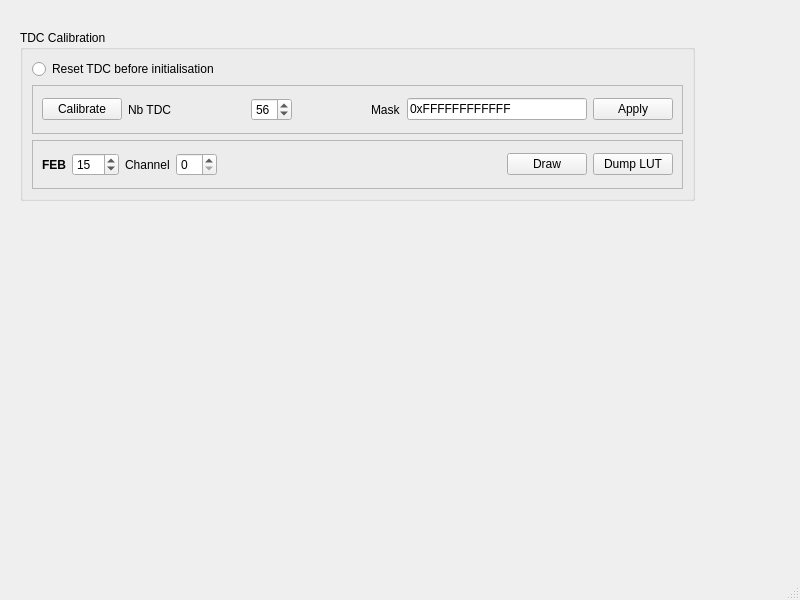
This is pycontrol/qt/febwindow.ui in mirabitl/lydaq as Qt 5 draws it before an edit. The edited form follows.
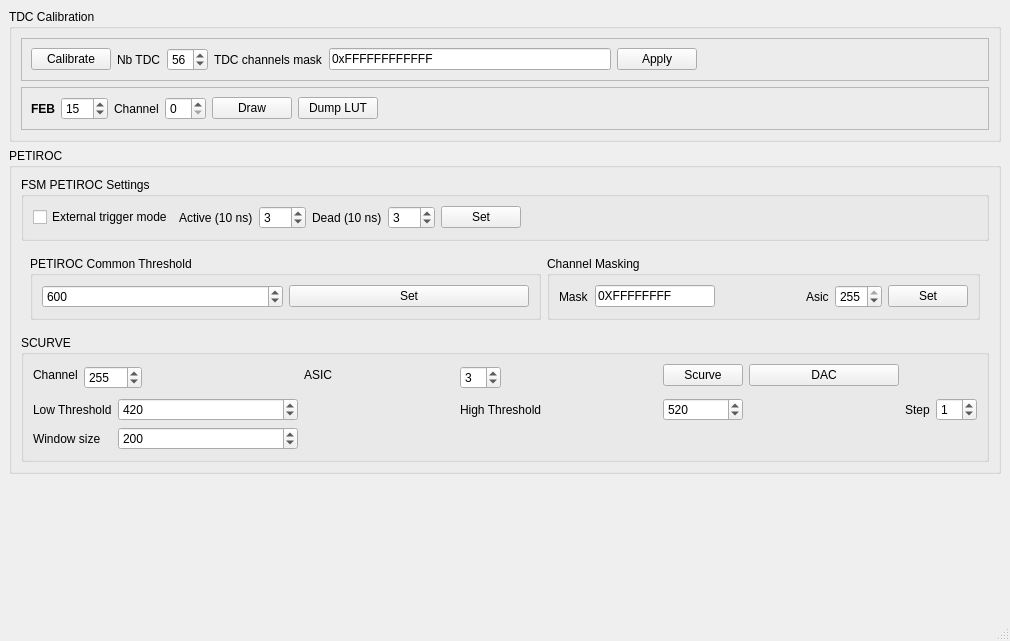
This is the edited form.

Diff of the .ui file:
```diff
--- a/pycontrol/qt/febwindow.ui
+++ b/pycontrol/qt/febwindow.ui
@@ -6,48 +6,34 @@
    <rect>
     <x>0</x>
     <y>0</y>
-    <width>800</width>
-    <height>600</height>
+    <width>704</width>
+    <height>641</height>
    </rect>
   </property>
+  <property name="sizePolicy">
+   <sizepolicy hsizetype="MinimumExpanding" vsizetype="Preferred">
+    <horstretch>0</horstretch>
+    <verstretch>0</verstretch>
+   </sizepolicy>
+  </property>
   <property name="windowTitle">
    <string>MainWindow</string>
   </property>
   <widget class="QWidget" name="centralwidget">
+   <layout class="QVBoxLayout" name="verticalLayout_2">
+    <item>
    <widget class="QGroupBox" name="groupBox_23">
-    <property name="geometry">
-     <rect>
-      <x>20</x>
-      <y>30</y>
-      <width>675</width>
-      <height>171</height>
-     </rect>
+      <property name="sizePolicy">
+       <sizepolicy hsizetype="MinimumExpanding" vsizetype="Preferred">
+        <horstretch>0</horstretch>
+        <verstretch>0</verstretch>
+       </sizepolicy>
     </property>
     <property name="title">
      <string>TDC Calibration</string>
     </property>
-    <layout class="QGridLayout" name="gridLayout">
-     <item row="0" column="0">
-      <widget class="QRadioButton" name="rbRESETTTDC">
-       <property name="text">
-        <string>Reset TDC before initialisation</string>
-       </property>
-      </widget>
-     </item>
-     <item row="0" column="1">
-      <spacer name="horizontalSpacer_4">
-       <property name="orientation">
-        <enum>Qt::Horizontal</enum>
-       </property>
-       <property name="sizeHint" stdset="0">
-        <size>
-         <width>409</width>
-         <height>20</height>
-        </size>
-       </property>
-      </spacer>
-     </item>
-     <item row="1" column="0" colspan="2">
+      <layout class="QVBoxLayout" name="verticalLayout_3">
+       <item>
       <widget class="QFrame" name="frame">
        <property name="frameShape">
         <enum>QFrame::StyledPanel</enum>
@@ -70,19 +56,6 @@
           </property>
          </widget>
         </item>
-        <item>
-         <spacer name="horizontalSpacer">
-          <property name="orientation">
-           <enum>Qt::Horizontal</enum>
-          </property>
-          <property name="sizeHint" stdset="0">
-           <size>
-            <width>54</width>
-            <height>20</height>
-           </size>
-          </property>
-         </spacer>
-        </item>
         <item>
          <widget class="QSpinBox" name="SBNtdc">
           <property name="value">
@@ -90,23 +63,10 @@
           </property>
          </widget>
         </item>
-        <item>
-         <spacer name="horizontalSpacer_2">
-          <property name="orientation">
-           <enum>Qt::Horizontal</enum>
-          </property>
-          <property name="sizeHint" stdset="0">
-           <size>
-            <width>59</width>
-            <height>20</height>
-           </size>
-          </property>
-         </spacer>
-        </item>
         <item>
          <widget class="QLabel" name="label_23">
           <property name="text">
-           <string>Mask</string>
+             <string>TDC channels mask</string>
           </property>
          </widget>
         </item>
@@ -130,10 +90,23 @@
           </property>
          </widget>
         </item>
+          <item>
+           <spacer name="horizontalSpacer">
+            <property name="orientation">
+             <enum>Qt::Horizontal</enum>
+            </property>
+            <property name="sizeHint" stdset="0">
+             <size>
+              <width>48</width>
+              <height>20</height>
+             </size>
+            </property>
+           </spacer>
+          </item>
        </layout>
       </widget>
      </item>
-     <item row="2" column="0" colspan="2">
+       <item>
       <widget class="QFrame" name="frame_2">
        <property name="frameShape">
         <enum>QFrame::StyledPanel</enum>
@@ -193,19 +166,6 @@
         <item>
          <widget class="QSpinBox" name="SBLutchannel"/>
         </item>
-        <item>
-         <spacer name="horizontalSpacer_3">
-          <property name="orientation">
-           <enum>Qt::Horizontal</enum>
-          </property>
-          <property name="sizeHint" stdset="0">
-           <size>
-            <width>239</width>
-            <height>20</height>
-           </size>
-          </property>
-         </spacer>
-        </item>
         <item>
          <widget class="QPushButton" name="PBLutdraw">
           <property name="text">
@@ -220,11 +180,432 @@
           </property>
          </widget>
         </item>
+          <item>
+           <spacer name="horizontalSpacer_3">
+            <property name="orientation">
+             <enum>Qt::Horizontal</enum>
+            </property>
+            <property name="sizeHint" stdset="0">
+             <size>
+              <width>239</width>
+              <height>20</height>
+             </size>
+            </property>
+           </spacer>
+          </item>
        </layout>
       </widget>
      </item>
     </layout>
    </widget>
+    </item>
+    <item>
+     <widget class="QGroupBox" name="groupBox_22">
+      <property name="sizePolicy">
+       <sizepolicy hsizetype="MinimumExpanding" vsizetype="Preferred">
+        <horstretch>0</horstretch>
+        <verstretch>0</verstretch>
+       </sizepolicy>
+      </property>
+      <property name="title">
+       <string>PETIROC</string>
+      </property>
+      <layout class="QVBoxLayout" name="verticalLayout">
+       <item>
+        <widget class="QGroupBox" name="groupBox_12">
+         <property name="title">
+          <string>FSM PETIROC Settings</string>
+         </property>
+         <layout class="QHBoxLayout" name="horizontalLayout_8">
+          <item>
+           <widget class="QCheckBox" name="CBTrigExt">
+            <property name="text">
+             <string>External trigger mode</string>
+            </property>
+           </widget>
+          </item>
+          <item>
+           <widget class="QLabel" name="label_14">
+            <property name="text">
+             <string>Active (10 ns)</string>
+            </property>
+           </widget>
+          </item>
+          <item>
+           <widget class="QSpinBox" name="SBActive">
+            <property name="maximum">
+             <number>255</number>
+            </property>
+            <property name="value">
+             <number>3</number>
+            </property>
+           </widget>
+          </item>
+          <item>
+           <widget class="QLabel" name="label_15">
+            <property name="text">
+             <string>Dead (10 ns)</string>
+            </property>
+           </widget>
+          </item>
+          <item>
+           <widget class="QSpinBox" name="SBDead">
+            <property name="maximum">
+             <number>255</number>
+            </property>
+            <property name="value">
+             <number>3</number>
+            </property>
+           </widget>
+          </item>
+          <item>
+           <widget class="QPushButton" name="PBSetTdc">
+            <property name="text">
+             <string>Set</string>
+            </property>
+           </widget>
+          </item>
+          <item>
+           <spacer name="horizontalSpacer_10">
+            <property name="orientation">
+             <enum>Qt::Horizontal</enum>
+            </property>
+            <property name="sizeHint" stdset="0">
+             <size>
+              <width>456</width>
+              <height>20</height>
+             </size>
+            </property>
+           </spacer>
+          </item>
+         </layout>
+        </widget>
+       </item>
+       <item>
+        <widget class="QFrame" name="frame_3">
+         <property name="maximumSize">
+          <size>
+           <width>16777215</width>
+           <height>16777215</height>
+          </size>
+         </property>
+         <property name="frameShape">
+          <enum>QFrame::NoFrame</enum>
+         </property>
+         <property name="frameShadow">
+          <enum>QFrame::Raised</enum>
+         </property>
+         <layout class="QHBoxLayout" name="horizontalLayout_3">
+          <item>
+           <widget class="QGroupBox" name="groupBox_15">
+            <property name="title">
+             <string>PETIROC Common Threshold</string>
+            </property>
+            <layout class="QHBoxLayout" name="horizontalLayout_11">
+             <item>
+              <widget class="QSpinBox" name="SBThreshold">
+               <property name="minimum">
+                <number>1</number>
+               </property>
+               <property name="maximum">
+                <number>1023</number>
+               </property>
+               <property name="value">
+                <number>600</number>
+               </property>
+              </widget>
+             </item>
+             <item>
+              <widget class="QPushButton" name="PBThreshold">
+               <property name="text">
+                <string>Set</string>
+               </property>
+              </widget>
+             </item>
+            </layout>
+           </widget>
+          </item>
+          <item>
+           <widget class="QGroupBox" name="groupBox_21">
+            <property name="maximumSize">
+             <size>
+              <width>433</width>
+              <height>64</height>
+             </size>
+            </property>
+            <property name="title">
+             <string>Channel Masking</string>
+            </property>
+            <layout class="QHBoxLayout" name="horizontalLayout_14">
+             <item>
+              <widget class="QLabel" name="label_18">
+               <property name="text">
+                <string>Mask</string>
+               </property>
+              </widget>
+             </item>
+             <item>
+              <widget class="QLineEdit" name="LEMask">
+               <property name="minimumSize">
+                <size>
+                 <width>120</width>
+                 <height>0</height>
+                </size>
+               </property>
+               <property name="text">
+                <string>0XFFFFFFFF</string>
+               </property>
+              </widget>
+             </item>
+             <item>
+              <spacer name="horizontalSpacer_7">
+               <property name="orientation">
+                <enum>Qt::Horizontal</enum>
+               </property>
+               <property name="sizeHint" stdset="0">
+                <size>
+                 <width>40</width>
+                 <height>20</height>
+                </size>
+               </property>
+              </spacer>
+             </item>
+             <item>
+              <widget class="QLabel" name="label_19">
+               <property name="text">
+                <string>Asic</string>
+               </property>
+              </widget>
+             </item>
+             <item>
+              <widget class="QSpinBox" name="SBAsic">
+               <property name="maximum">
+                <number>255</number>
+               </property>
+               <property name="value">
+                <number>255</number>
+               </property>
+              </widget>
+             </item>
+             <item>
+              <widget class="QPushButton" name="PBMask">
+               <property name="text">
+                <string>Set</string>
+               </property>
+              </widget>
+             </item>
+            </layout>
+           </widget>
+          </item>
+         </layout>
+        </widget>
+       </item>
+       <item>
+        <widget class="QGroupBox" name="groupBox_11">
+         <property name="title">
+          <string>SCURVE</string>
+         </property>
+         <layout class="QGridLayout" name="gridLayout">
+          <item row="0" column="0">
+           <widget class="QLabel" name="label_8">
+            <property name="text">
+             <string>Channel</string>
+            </property>
+           </widget>
+          </item>
+          <item row="0" column="1" rowspan="2" colspan="2">
+           <widget class="QSpinBox" name="SBChannel">
+            <property name="maximum">
+             <number>1023</number>
+            </property>
+            <property name="value">
+             <number>255</number>
+            </property>
+           </widget>
+          </item>
+          <item row="0" column="3">
+           <spacer name="horizontalSpacer_2">
+            <property name="orientation">
+             <enum>Qt::Horizontal</enum>
+            </property>
+            <property name="sizeHint" stdset="0">
+             <size>
+              <width>40</width>
+              <height>20</height>
+             </size>
+            </property>
+           </spacer>
+          </item>
+          <item row="0" column="4">
+           <widget class="QLabel" name="label_20">
+            <property name="text">
+             <string>ASIC</string>
+            </property>
+           </widget>
+          </item>
+          <item row="0" column="5" rowspan="2">
+           <widget class="QSpinBox" name="SBPR2">
+            <property name="value">
+             <number>3</number>
+            </property>
+           </widget>
+          </item>
+          <item row="0" column="6">
+           <spacer name="horizontalSpacer_4">
+            <property name="orientation">
+             <enum>Qt::Horizontal</enum>
+            </property>
+            <property name="sizeHint" stdset="0">
+             <size>
+              <width>40</width>
+              <height>20</height>
+             </size>
+            </property>
+           </spacer>
+          </item>
+          <item row="0" column="7">
+           <widget class="QPushButton" name="PBScurve">
+            <property name="text">
+             <string>Scurve</string>
+            </property>
+           </widget>
+          </item>
+          <item row="0" column="8">
+           <widget class="QPushButton" name="PBDAC">
+            <property name="text">
+             <string>DAC</string>
+            </property>
+           </widget>
+          </item>
+          <item row="1" column="4" rowspan="2">
+           <spacer name="horizontalSpacer_5">
+            <property name="orientation">
+             <enum>Qt::Horizontal</enum>
+            </property>
+            <property name="sizeHint" stdset="0">
+             <size>
+              <width>58</width>
+              <height>20</height>
+             </size>
+            </property>
+           </spacer>
+          </item>
+          <item row="2" column="0" colspan="2">
+           <widget class="QLabel" name="label_9">
+            <property name="text">
+             <string>Low Threshold</string>
+            </property>
+           </widget>
+          </item>
+          <item row="2" column="2" colspan="2">
+           <widget class="QSpinBox" name="SBLowThreshold">
+            <property name="minimum">
+             <number>1</number>
+            </property>
+            <property name="maximum">
+             <number>1023</number>
+            </property>
+            <property name="singleStep">
+             <number>0</number>
+            </property>
+            <property name="value">
+             <number>420</number>
+            </property>
+           </widget>
+          </item>
+          <item row="2" column="5" colspan="2">
+           <widget class="QLabel" name="label_10">
+            <property name="text">
+             <string>High Threshold</string>
+            </property>
+           </widget>
+          </item>
+          <item row="2" column="7">
+           <widget class="QSpinBox" name="SBHighThreshold">
+            <property name="minimum">
+             <number>1</number>
+            </property>
+            <property name="maximum">
+             <number>1023</number>
+            </property>
+            <property name="value">
+             <number>520</number>
+            </property>
+           </widget>
+          </item>
+          <item row="2" column="8">
+           <spacer name="horizontalSpacer_6">
+            <property name="orientation">
+             <enum>Qt::Horizontal</enum>
+            </property>
+            <property name="sizeHint" stdset="0">
+             <size>
+              <width>77</width>
+              <height>20</height>
+             </size>
+            </property>
+           </spacer>
+          </item>
+          <item row="2" column="9">
+           <widget class="QLabel" name="label_11">
+            <property name="text">
+             <string>Step</string>
+            </property>
+           </widget>
+          </item>
+          <item row="2" column="10">
+           <widget class="QSpinBox" name="SBStep">
+            <property name="value">
+             <number>1</number>
+            </property>
+           </widget>
+          </item>
+          <item row="3" column="0" colspan="2">
+           <widget class="QLabel" name="label_12">
+            <property name="text">
+             <string>Window size</string>
+            </property>
+           </widget>
+          </item>
+          <item row="3" column="2" colspan="2">
+           <widget class="QSpinBox" name="SBWindow">
+            <property name="sizePolicy">
+             <sizepolicy hsizetype="Minimum" vsizetype="Minimum">
+              <horstretch>0</horstretch>
+              <verstretch>0</verstretch>
+             </sizepolicy>
+            </property>
+            <property name="maximum">
+             <number>100000</number>
+            </property>
+            <property name="singleStep">
+             <number>100</number>
+            </property>
+            <property name="value">
+             <number>200</number>
+            </property>
+           </widget>
+          </item>
+         </layout>
+        </widget>
+       </item>
+      </layout>
+     </widget>
+    </item>
+    <item>
+     <spacer name="verticalSpacer">
+      <property name="orientation">
+       <enum>Qt::Vertical</enum>
+      </property>
+      <property name="sizeHint" stdset="0">
+       <size>
+        <width>20</width>
+        <height>127</height>
+       </size>
+      </property>
+     </spacer>
+    </item>
+   </layout>
   </widget>
   <widget class="QStatusBar" name="statusbar"/>
  </widget>
```
Left out of the diff: 6 changed lines with no effect on the pictures. Lines whose indentation alone changed are shown as unchanged.
